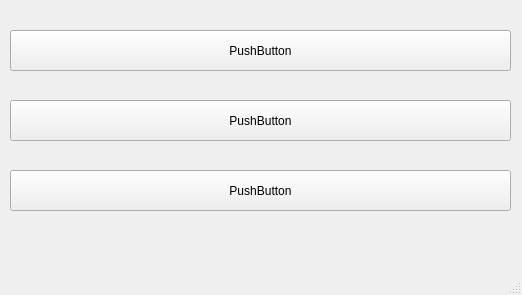
First picture: the form in ui/open_window.ui, repository captaindamien/NII_EIAS, before the edit.
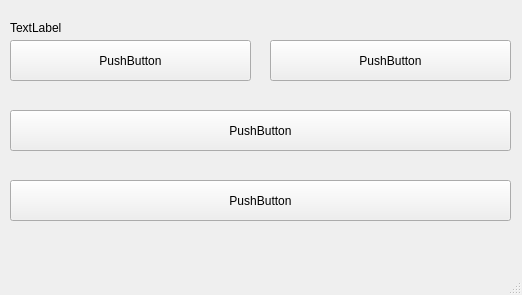
Second picture: the form after the edit.

Patch:
```diff
--- a/ui/open_window.ui
+++ b/ui/open_window.ui
@@ -18,8 +18,8 @@
     <property name="geometry">
      <rect>
       <x>10</x>
-      <y>30</y>
-      <width>501</width>
+      <y>40</y>
+      <width>241</width>
       <height>41</height>
      </rect>
     </property>
@@ -31,7 +31,7 @@
     <property name="geometry">
      <rect>
       <x>10</x>
-      <y>100</y>
+      <y>110</y>
       <width>501</width>
       <height>41</height>
      </rect>
@@ -44,7 +44,7 @@
     <property name="geometry">
      <rect>
       <x>10</x>
-      <y>170</y>
+      <y>180</y>
       <width>501</width>
       <height>41</height>
      </rect>
@@ -53,6 +53,32 @@
      <string>PushButton</string>
     </property>
    </widget>
+   <widget class="QPushButton" name="pushButton_4">
+    <property name="geometry">
+     <rect>
+      <x>270</x>
+      <y>40</y>
+      <width>241</width>
+      <height>41</height>
+     </rect>
+    </property>
+    <property name="text">
+     <string>PushButton</string>
+    </property>
+   </widget>
+   <widget class="QLabel" name="label">
+    <property name="geometry">
+     <rect>
+      <x>10</x>
+      <y>20</y>
+      <width>501</width>
+      <height>16</height>
+     </rect>
+    </property>
+    <property name="text">
+     <string>TextLabel</string>
+    </property>
+   </widget>
   </widget>
   <widget class="QMenuBar" name="menubar">
    <property name="geometry">
```
